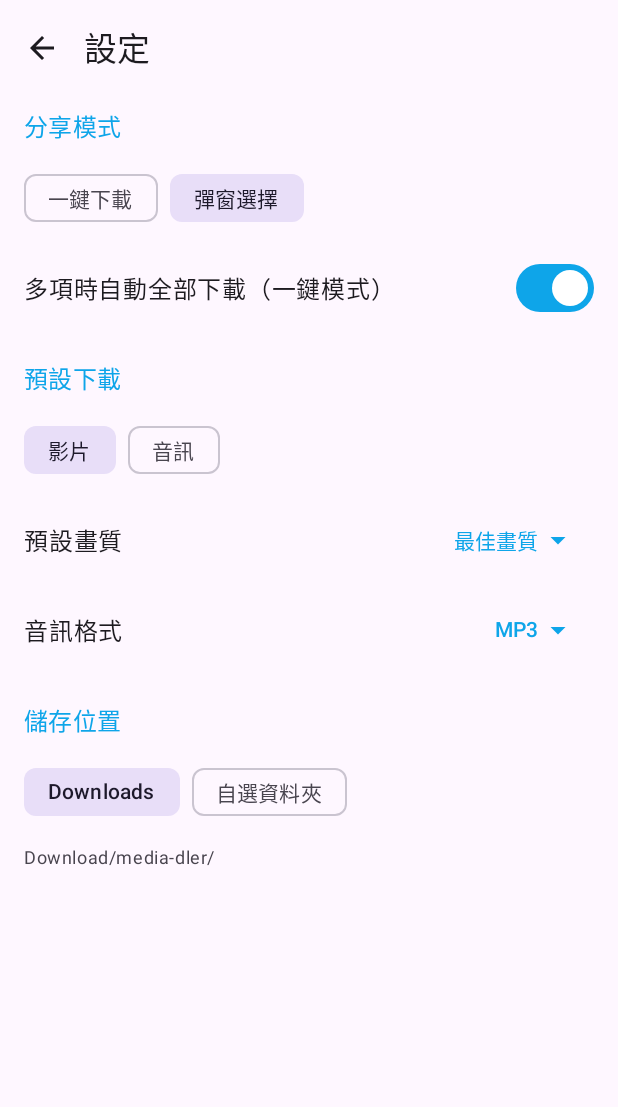
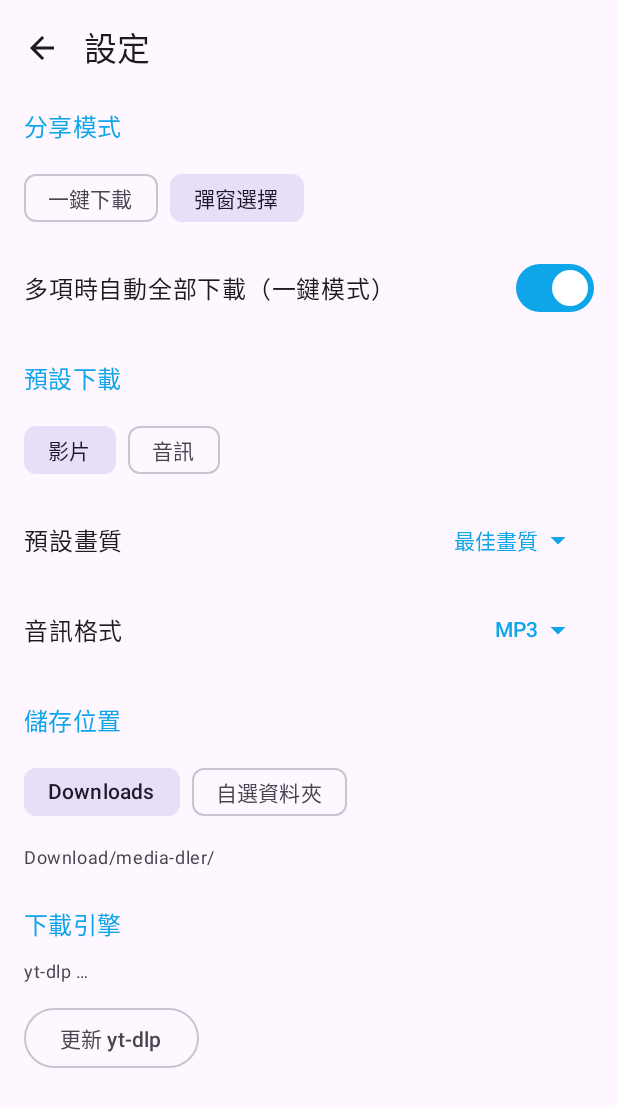
Before and after one commit to changyow-ai/media-dler, an Android app built with Jetpack Compose: the screen it shows after launch (MainActivity), after a tap on "設定", on a phone screen of 412 x 824 dp. Shown: the top 1107 px of the screen. Run offline under Robolectric (Android 15) with nearby library versions, the phone set to English and light mode, and no system bars; libraries missing offline, so code that uses them is left out: com.yausername.ffmpeg, com.yausername.youtubedl_android; pictures from the network do not load; 5 statements that could not run were skipped.

Commit message:
fix: keep yt-dlp updated so downloads (esp. YouTube) keep working
The bundled yt-dlp goes stale fast and YouTube breaks it constantly, which
surfaced as "can't download". Add the runtime updater the plan called for:

- EngineInitializer.update()/version() via updateYoutubeDL(STABLE).
- Refresh yt-dlp in the background on app start.
- Self-heal: if extraction fails, update yt-dlp once and retry.
- Settings: show yt-dlp version + a manual "更新 yt-dlp" button.
- Clearer extractor error ("不支援此網站或需要登入").

Note: Threads has no yt-dlp extractor (falls back to the generic scraper,
hence the junk "Q3.e" title); documented in the plan.

https://claude.ai/code/session_01KPKYDjQNutayjovSVeUbMh

```diff
--- a/app/src/main/java/com/changyow/mediadler/MediaDlerApp.kt
+++ b/app/src/main/java/com/changyow/mediadler/MediaDlerApp.kt
@@ -2,6 +2,7 @@ package com.changyow.mediadler
 
 import android.app.Application
 import android.content.Context
+import com.changyow.mediadler.data.ytdlp.EngineState
 import com.changyow.mediadler.di.AppContainer
 import com.changyow.mediadler.download.Notifications
 import kotlinx.coroutines.CoroutineScope
@@ -20,8 +21,13 @@ class MediaDlerApp : Application() {
         super.onCreate()
         container = AppContainer(this)
         Notifications.createChannels(this)
-        // Warm up yt-dlp/ffmpeg off the main thread so the first share is fast.
-        appScope.launch { container.engine.ensureInit() }
+        // Warm up yt-dlp/ffmpeg off the main thread, then refresh yt-dlp so the
+        // bundled (and quickly-stale) copy doesn't break downloads like YouTube.
+        appScope.launch {
+            if (container.engine.ensureInit() is EngineState.Ready) {
+                container.engine.update()
+            }
+        }
     }
 }
 
--- a/app/src/main/java/com/changyow/mediadler/data/ytdlp/EngineInitializer.kt
+++ b/app/src/main/java/com/changyow/mediadler/data/ytdlp/EngineInitializer.kt
@@ -17,7 +17,7 @@ sealed interface EngineState {
     data class Failed(val message: String) : EngineState
 }
 
-/** Initializes the bundled yt-dlp + ffmpeg runtimes exactly once. */
+/** Initializes and keeps the bundled yt-dlp + ffmpeg runtimes up to date. */
 class EngineInitializer(private val application: Application) {
 
     private val _state = MutableStateFlow<EngineState>(EngineState.Initializing)
@@ -38,4 +38,26 @@ class EngineInitializer(private val application: Application) {
         }
         _state.value
     }
+
+    /** Current bundled yt-dlp version (null if not yet initialized). */
+    fun version(): String? = runCatching { YoutubeDL.getInstance().version(application) }.getOrNull()
+
+    /**
+     * Updates the bundled yt-dlp. The shipped copy goes stale quickly (YouTube in
+     * particular breaks yt-dlp often), so refreshing it is what keeps downloads working.
+     */
+    suspend fun update(
+        channel: YoutubeDL.UpdateChannel = YoutubeDL.UpdateChannel._STABLE,
+    ): Result<String> = withContext(Dispatchers.IO) {
+        if (ensureInit() is EngineState.Failed) {
+            return@withContext Result.failure(IllegalStateException("引擎尚未就緒"))
+        }
+        runCatching {
+            when (YoutubeDL.getInstance().updateYoutubeDL(application, channel)) {
+                YoutubeDL.UpdateStatus.DONE -> "已更新 yt-dlp 至 ${version() ?: "最新版"}"
+                YoutubeDL.UpdateStatus.ALREADY_UP_TO_DATE -> "已是最新（yt-dlp ${version() ?: "?"}）"
+                else -> "yt-dlp ${version() ?: ""}"
+            }
+        }
+    }
 }
--- a/app/src/main/java/com/changyow/mediadler/ui/settings/SettingsScreen.kt
+++ b/app/src/main/java/com/changyow/mediadler/ui/settings/SettingsScreen.kt
@@ -56,10 +56,12 @@ fun SettingsScreen(onBack: () -> Unit) {
     val container = remember { context.appContainer }
     val viewModel: SettingsViewModel = viewModel(
         factory = viewModelFactory {
-            initializer { SettingsViewModel(container.settingsRepository) }
+            initializer { SettingsViewModel(container.settingsRepository, container.engine) }
         },
     )
     val settings by viewModel.settings.collectAsStateWithLifecycle()
+    val engineStatus by viewModel.engineStatus.collectAsStateWithLifecycle()
+    val updating by viewModel.updating.collectAsStateWithLifecycle()
 
     val safLauncher = rememberLauncherForActivityResult(
         ActivityResultContracts.OpenDocumentTree(),
@@ -156,6 +158,17 @@ fun SettingsScreen(onBack: () -> Unit) {
                     OutlinedButton(onClick = { safLauncher.launch(null) }) { Text("選擇資料夾") }
                 }
             }
+
+            SettingSection("下載引擎") {
+                Text(
+                    engineStatus,
+                    style = MaterialTheme.typography.bodySmall,
+                    color = MaterialTheme.colorScheme.onSurfaceVariant,
+                )
+                OutlinedButton(onClick = { viewModel.updateEngine() }, enabled = !updating) {
+                    Text(if (updating) "更新中…" else "更新 yt-dlp")
+                }
+            }
         }
     }
 }
--- a/app/src/main/java/com/changyow/mediadler/ui/settings/SettingsViewModel.kt
+++ b/app/src/main/java/com/changyow/mediadler/ui/settings/SettingsViewModel.kt
@@ -4,17 +4,49 @@ import androidx.lifecycle.ViewModel
 import androidx.lifecycle.viewModelScope
 import com.changyow.mediadler.core.model.AppSettings
 import com.changyow.mediadler.core.repo.SettingsRepository
+import com.changyow.mediadler.data.ytdlp.EngineInitializer
+import kotlinx.coroutines.flow.MutableStateFlow
 import kotlinx.coroutines.flow.SharingStarted
 import kotlinx.coroutines.flow.StateFlow
+import kotlinx.coroutines.flow.asStateFlow
 import kotlinx.coroutines.flow.stateIn
 import kotlinx.coroutines.launch
 
-class SettingsViewModel(private val repository: SettingsRepository) : ViewModel() {
+class SettingsViewModel(
+    private val repository: SettingsRepository,
+    private val engine: EngineInitializer,
+) : ViewModel() {
 
     val settings: StateFlow<AppSettings> =
         repository.settings.stateIn(viewModelScope, SharingStarted.WhileSubscribed(5_000), AppSettings())
 
+    private val _engineStatus = MutableStateFlow("yt-dlp …")
+    val engineStatus: StateFlow<String> = _engineStatus.asStateFlow()
+
+    private val _updating = MutableStateFlow(false)
+    val updating: StateFlow<Boolean> = _updating.asStateFlow()
+
+    init {
+        viewModelScope.launch {
+            engine.ensureInit()
+            _engineStatus.value = engine.version()?.let { "yt-dlp $it" } ?: "yt-dlp 未就緒"
+        }
+    }
+
     fun update(transform: (AppSettings) -> AppSettings) {
         viewModelScope.launch { repository.update(transform) }
     }
+
+    fun updateEngine() {
+        if (_updating.value) return
+        viewModelScope.launch {
+            _updating.value = true
+            _engineStatus.value = "更新中…"
+            engine.update().fold(
+                onSuccess = { _engineStatus.value = it },
+                onFailure = { _engineStatus.value = "更新失敗：${it.message ?: "未知錯誤"}" },
+            )
+            _updating.value = false
+        }
+    }
 }
```
Also changed, not shown: app/src/main/java/com/changyow/mediadler/data/ytdlp/YtDlpMediaExtractor.kt (+12 -4 lines), 1 other file.
